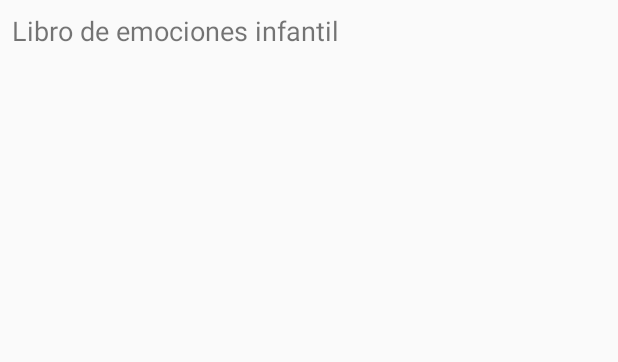
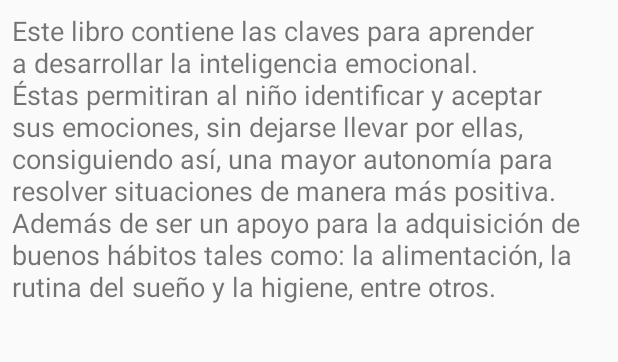
Before and after one commit to Isaacsaez/PQTM-Mybooks-PLA1, an Android app: the screen it shows after launch (BookDetailActivity), after a tap on "Las Fábulas de las Emociones", on a phone screen of 412 x 824 dp, the part 507-869 px from its top. Run offline under Robolectric (Android 15) with nearby library versions, the phone set to English and light mode, and no system bars.

```diff
--- a/app/src/main/java/com/edelhost/isaac/mybooks/BookDetailFragment.java
+++ b/app/src/main/java/com/edelhost/isaac/mybooks/BookDetailFragment.java
@@ -7,6 +7,7 @@ import android.support.v4.app.Fragment;
 import android.view.LayoutInflater;
 import android.view.View;
 import android.view.ViewGroup;
+import android.widget.ImageView;
 import android.widget.TextView;
 
 import com.edelhost.isaac.mybooks.dummy.BookItem;
@@ -65,8 +66,11 @@ public class BookDetailFragment extends Fragment {
             ((TextView) rootView.findViewById(R.id.tv_autor)).setText(mItem.autor);
             ((TextView) rootView.findViewById(R.id.tv_fecha)).setText(mItem.fecha);
             ((TextView) rootView.findViewById(R.id.tv_desc)).setText(mItem.descripcion);
+
         }
 
         return rootView;
+
     }
+
 }
--- a/app/src/main/java/com/edelhost/isaac/mybooks/dummy/BookItem.java
+++ b/app/src/main/java/com/edelhost/isaac/mybooks/dummy/BookItem.java
@@ -26,8 +26,10 @@ public class BookItem {
 
    static{
        // Añadimos 2 Libros para la lista
-       addItem(new DummyItem("1","Las Fábulas de las Emociones", "María Valverde", "23-04-2017","Libro de emociones infantil"));
-       addItem(new DummyItem("2","Sisu Yoga", "María Valverde","25-03-2019","Libro de Yoga para niños"));
+       addItem(new DummyItem("1","Las Fábulas de las Emociones", "María Valverde", "23-04-2017","Este libro contiene las claves para aprender a desarrollar la inteligencia emocional. Éstas permitiran al niño identificar y aceptar sus emociones, sin dejarse llevar por ellas, consiguiendo así, una mayor autonomía para resolver situaciones de manera más positiva. Además de ser un apoyo para la adquisición de buenos hábitos tales como: la alimentación, la rutina del sueño y la higiene, entre otros."));
+       addItem(new DummyItem("2","Sisu Yoga", "María Valverde","25-03-2019","Este cuento pretende ser una herramienta para introducir a los niños en el mundo del conocimiento personal, a través de una historia emocionante y divertida, en la que se sentirán los protagonistas.\n" +
+               "\n" +
+               "El contenido del libro es una sesión de yoga que empieza por tomar conciencia del cuerpo, sigue con unas aasanas o ejercicios adaptados a los niños,, que fomentan la flexibilidad, la habilidad y la coordinación y finaliza con un pranayama o respiraciones, que favorecen la concentración."));
    }
 
     private static void addItem(DummyItem item) {
@@ -42,12 +44,15 @@ public class BookItem {
         public String fecha;
         public String descripcion;
 
+
+
         public DummyItem(String id, String titulo, String autor, String fecha, String descripcion) {
             this.id = id;
             this.titulo = titulo;
             this.autor = autor;
             this.fecha = fecha;
             this.descripcion = descripcion;
+
         }
 
         @Override
```
Also changed, not shown: app/src/main/res/drawable-hdpi/portada_fabulas.png (added), app/src/main/res/drawable-hdpi/portada_sisu.png (added), app/src/main/res/drawable-mdpi/portada_fabulas.png (added), app/src/main/res/drawable-mdpi/portada_sisu.png (added), app/src/main/res/drawable-xhdpi/portada_fabulas.png (added), app/src/main/res/drawable-xhdpi/portada_sisu.png (added), app/src/main/res/drawable-xxhdpi/portada_fabulas.png (added), app/src/main/res/drawable-xxhdpi/portada_sisu.png (added).
